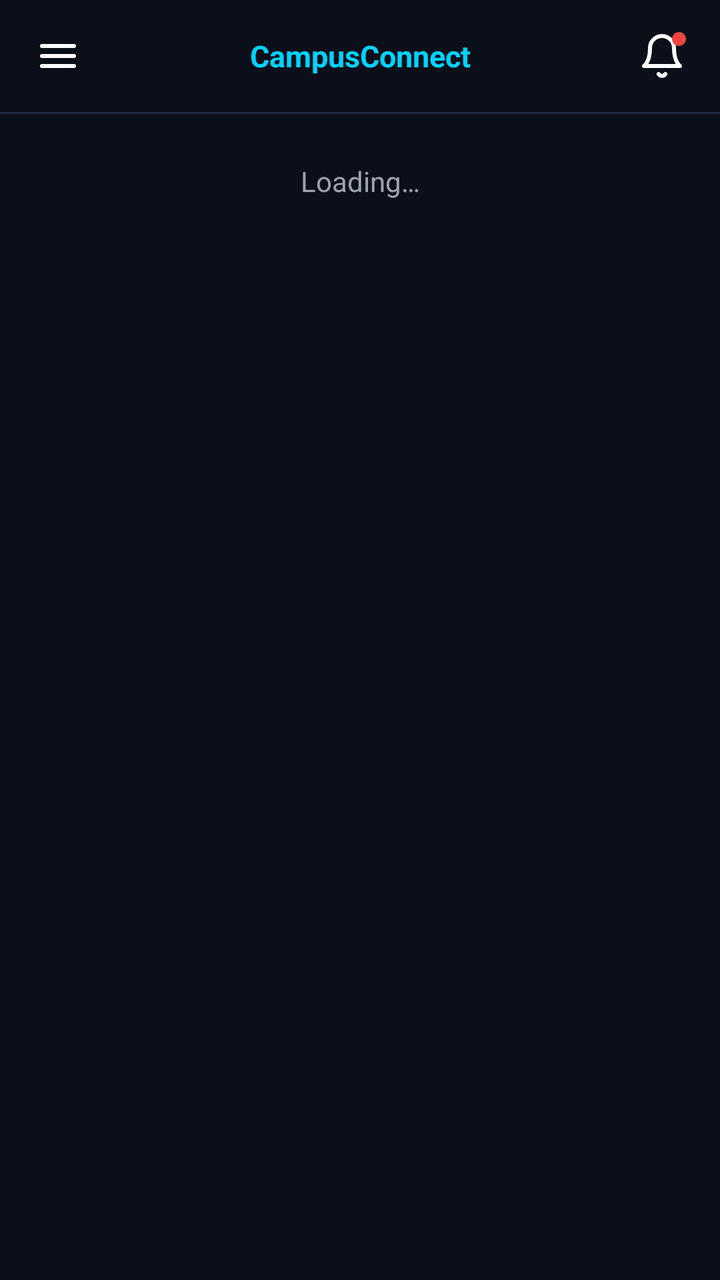
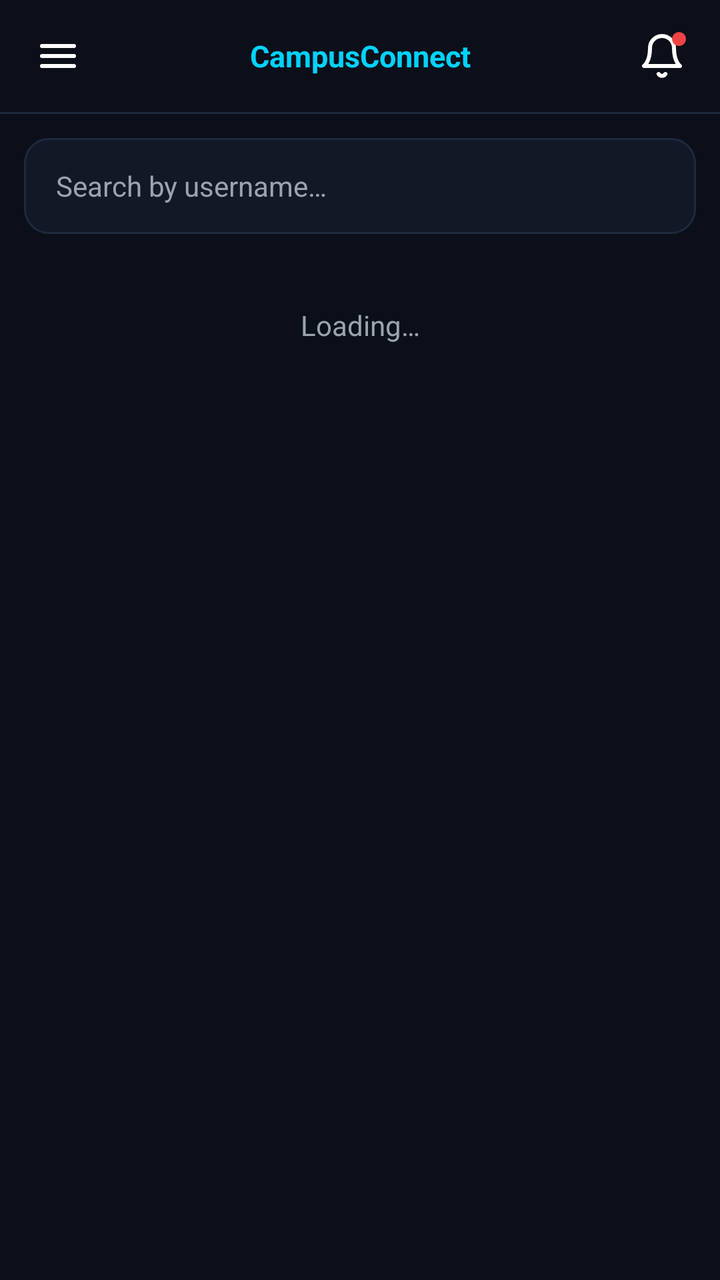

The first picture is an Android layout as it rendered before a commit; the second is the same layout after the commit. The layout source and the unified diff follow.
<!-- AndroidManifest.xml: application theme Theme.CampusConnect -->
<!-- res/layout/fragment_discover.xml -->
<?xml version="1.0" encoding="utf-8"?>
<LinearLayout xmlns:android="http://schemas.android.com/apk/res/android"
    android:layout_width="match_parent"
    android:layout_height="match_parent"
    android:orientation="vertical"
    android:background="@color/color_background">

    <include layout="@layout/top_bar_main"/>

    
    <View
        android:layout_width="match_parent"
        android:layout_height="1dp"
        android:background="@color/color_border"/>

    
    <TextView
        android:id="@+id/tvStatus"
        android:layout_width="match_parent"
        android:layout_height="wrap_content"
        android:text="@string/loading"
        android:textColor="@color/color_muted"
        android:gravity="center"
        android:padding="24dp"
        android:visibility="visible"/>

    
    <androidx.recyclerview.widget.RecyclerView
        android:id="@+id/recyclerView"
        android:layout_width="match_parent"
        android:layout_height="0dp"
        android:layout_weight="1"
        android:padding="12dp"
        android:clipToPadding="false"/>

</LinearLayout>
<!-- res/layout/top_bar_main.xml (included above) -->
<?xml version="1.0" encoding="utf-8"?>
<LinearLayout xmlns:android="http://schemas.android.com/apk/res/android"
    android:layout_width="match_parent"
    android:layout_height="56dp"
    android:orientation="horizontal"
    android:gravity="center_vertical"
    android:paddingStart="12dp"
    android:paddingEnd="12dp">

    <ImageButton
        android:id="@+id/btnMenu"
        android:layout_width="34dp"
        android:layout_height="34dp"
        android:background="?attr/selectableItemBackgroundBorderless"
        android:src="@drawable/ic_menu_hamburger"
        android:padding="8dp"
        android:contentDescription="@null"/>

    <TextView
        android:id="@+id/tvAppTitle"
        android:layout_width="0dp"
        android:layout_height="wrap_content"
        android:layout_weight="1"
        android:gravity="center"
        android:text="@string/app_name"
        android:textColor="@color/color_cyan"
        android:textSize="15sp"
        android:textStyle="bold"/>

    <FrameLayout
        android:layout_width="34dp"
        android:layout_height="34dp">

        <ImageButton
            android:id="@+id/btnNotifications"
            android:layout_width="34dp"
            android:layout_height="34dp"
            android:background="?attr/selectableItemBackgroundBorderless"
            android:src="@drawable/ic_bell"
            android:padding="8dp"
            android:contentDescription="@null"/>

        <View
            android:id="@+id/notificationDot"
            android:layout_width="7dp"
            android:layout_height="7dp"
            android:layout_gravity="top|end"
            android:layout_marginTop="5dp"
            android:layout_marginEnd="5dp"
            android:background="@drawable/bg_dot"/>

    </FrameLayout>

</LinearLayout>
<!-- resources referenced by this layout -->
<resources>
  <color name="color_background">#0B0F19</color>
  <color name="color_border">#1F293D</color>
  <color name="color_cyan">#00D2FF</color>
  <color name="color_muted">#9CA3AF</color>
  <!-- drawable bg_dot (drawable) -->
  <?xml version="1.0" encoding="utf-8"?>
  <shape xmlns:android="http://schemas.android.com/apk/res/android"
      android:shape="oval">
      <solid android:color="@color/color_red"/>
  </shape>
  <!-- drawable ic_bell (drawable) -->
  <?xml version="1.0" encoding="utf-8"?>
  <vector xmlns:android="http://schemas.android.com/apk/res/android"
      android:width="24dp"
      android:height="24dp"
      android:viewportWidth="24"
      android:viewportHeight="24">
      <path
          android:pathData="M18 8a6 6 0 0 0-12 0c0 7-3 9-3 9h18s-3-2-3-9"
          android:strokeColor="#FFFFFF"
          android:strokeWidth="2"
          android:strokeLineCap="round"
          android:strokeLineJoin="round"
          android:fillColor="#00000000"/>
      <path
          android:pathData="M13.7 21a2 2 0 0 1-3.4 0"
          android:strokeColor="#FFFFFF"
          android:strokeWidth="2"
          android:strokeLineCap="round"
          android:fillColor="#00000000"/>
  </vector>
  <!-- drawable ic_menu_hamburger (drawable) -->
  <?xml version="1.0" encoding="utf-8"?>
  <vector xmlns:android="http://schemas.android.com/apk/res/android"
      android:width="24dp"
      android:height="24dp"
      android:viewportWidth="24"
      android:viewportHeight="24">
      <path
          android:pathData="M4 7h16M4 12h16M4 17h16"
          android:strokeColor="#FFFFFF"
          android:strokeWidth="2"
          android:strokeLineCap="round"
          android:fillColor="#00000000"/>
  </vector>
  <string name="app_name">CampusConnect</string>
  <string name="loading">Loading…</string>
  <style name="Theme.CampusConnect" parent="Theme.MaterialComponents.DayNight.NoActionBar">
          <item name="android:windowBackground">@color/color_background</item>
          <item name="android:statusBarColor">@color/color_background</item>
          <item name="android:navigationBarColor">@color/color_background</item>
          <item name="colorPrimary">@color/color_cyan</item>
          <item name="colorPrimaryVariant">@color/color_purple</item>
          <item name="colorOnPrimary">@color/color_background</item>
          <item name="android:textColor">@color/color_text_primary</item>
          <item name="android:fontFamily">sans-serif</item>
          <item name="android:textColorHint">@color/color_muted</item>
          <item name="android:fitsSystemWindows">true</item>
      </style>
  <color name="color_red">#EF4444</color>
  <color name="color_purple">#8B5CF6</color>
  <color name="color_text_primary">#FFFFFF</color>
</resources>

<!-- the commit's change to res/layout/fragment_discover.xml (unified diff, before → after) -->
@@ -12,6 +12,23 @@
         android:layout_width="match_parent"
         android:layout_height="1dp"
         android:background="@color/color_border"/>
+
+    
+    <EditText
+        android:id="@+id/etSearch"
+        android:layout_width="match_parent"
+        android:layout_height="48dp"
+        android:layout_margin="12dp"
+        android:background="@drawable/bg_input"
+        android:paddingStart="16dp"
+        android:paddingEnd="16dp"
+        android:inputType="text"
+        android:imeOptions="actionSearch"
+        android:maxLines="1"
+        android:hint="@string/discover_search_hint"
+        android:textColor="@color/color_text_primary"
+        android:textColorHint="@color/color_muted"
+        android:textSize="14sp"/>
 
     
     <TextView
<!-- resource entries referenced after the edit -->
@@ -9,6 +9,16 @@
   <shape xmlns:android="http://schemas.android.com/apk/res/android"
       android:shape="oval">
       <solid android:color="@color/color_red"/>
+  </shape>
+  <!-- drawable bg_input (drawable) -->
+  <?xml version="1.0" encoding="utf-8"?>
+  <shape xmlns:android="http://schemas.android.com/apk/res/android"
+      android:shape="rectangle">
+      <solid android:color="@color/color_card"/>
+      <stroke
+          android:width="1dp"
+          android:color="@color/color_border"/>
+      <corners android:radius="12dp"/>
   </shape>
   <!-- drawable ic_bell (drawable) -->
   <?xml version="1.0" encoding="utf-8"?>
@@ -46,6 +56,7 @@
           android:fillColor="#00000000"/>
   </vector>
   <string name="app_name">CampusConnect</string>
+  <string name="discover_search_hint">Search by username…</string>
   <string name="loading">Loading…</string>
   <style name="Theme.CampusConnect" parent="Theme.MaterialComponents.DayNight.NoActionBar">
           <item name="android:windowBackground">@color/color_background</item>
@@ -60,6 +71,7 @@
           <item name="android:fitsSystemWindows">true</item>
       </style>
   <color name="color_red">#EF4444</color>
+  <color name="color_card">#121826</color>
   <color name="color_purple">#8B5CF6</color>
   <color name="color_text_primary">#FFFFFF</color>
 </resources>
